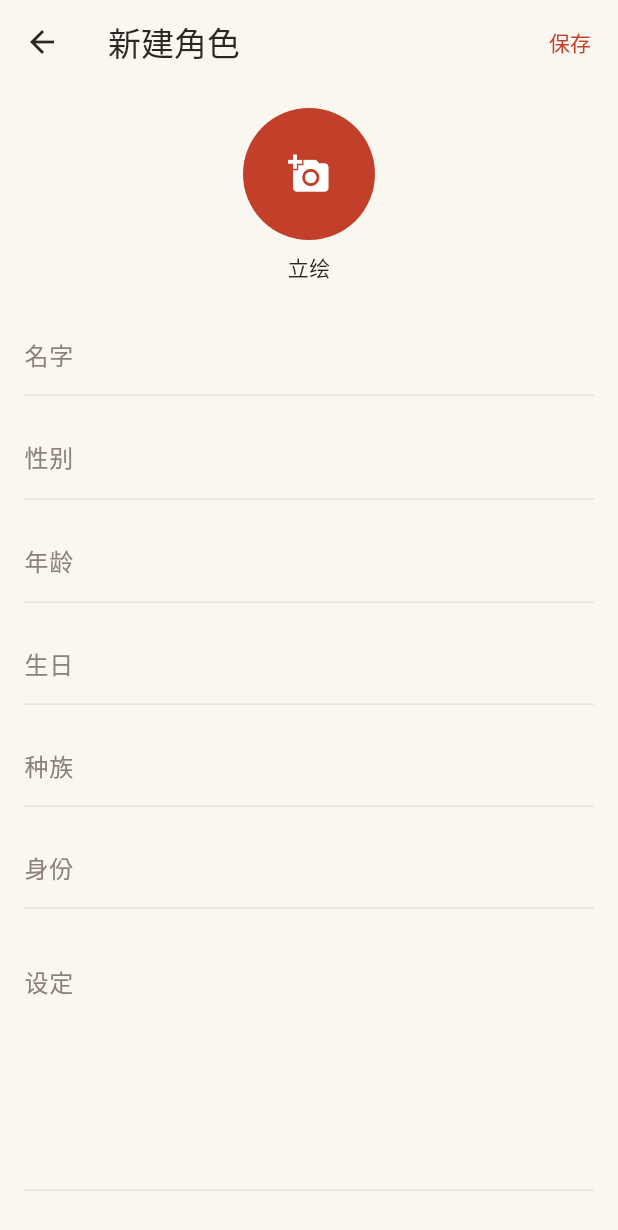
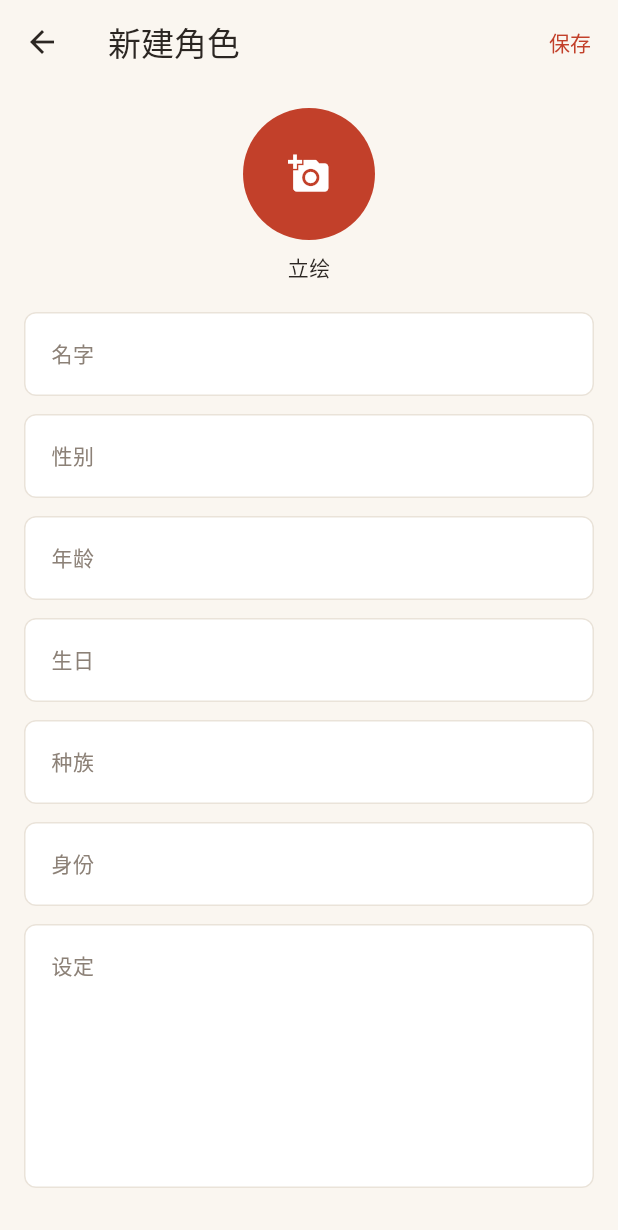
Before and after one commit to SNTopdsddsad/ochome, a Flutter app: the screen it shows after launch, after a tap on the "add" icon, on a phone screen of 412 x 824 dp. Shown: the top 1230 px of the screen. Run offline on Flutter 3.47's test engine with Material 3 defaults, Android fonts, the phone set to English and light mode, and no system bars; our stand-ins replace drift, drift_flutter, flutter_riverpod, image_picker, riverpod_annotation; accounts and stored records are empty; generated files the repository leaves out were written again.

Commit message:
应用: 调整表单输入框为纸面描边

```diff
--- a/lib/theme/zaidang_theme.dart
+++ b/lib/theme/zaidang_theme.dart
@@ -61,6 +61,41 @@ ThemeData zaidangTheme(ZaidangTokens tokens, {required Brightness brightness}) {
         disabledForegroundColor: tokens.inkSecondary,
       ),
     ),
+    textSelectionTheme: TextSelectionThemeData(
+      cursorColor: tokens.accent,
+      selectionColor: tokens.accent.withValues(alpha: 0.18),
+      selectionHandleColor: tokens.accent,
+    ),
+    inputDecorationTheme: InputDecorationThemeData(
+      filled: true,
+      fillColor: tokens.surface,
+      alignLabelWithHint: true,
+      labelStyle: TextStyle(color: tokens.inkSecondary, fontSize: 14),
+      floatingLabelStyle: TextStyle(color: tokens.ink, fontSize: 14),
+      hintStyle: TextStyle(color: tokens.inkSecondary, fontSize: 14),
+      errorStyle: TextStyle(color: tokens.ink, fontSize: 12),
+      contentPadding: const EdgeInsets.symmetric(horizontal: 14, vertical: 16),
+      border: OutlineInputBorder(
+        borderRadius: BorderRadius.circular(8),
+        borderSide: BorderSide(color: tokens.border),
+      ),
+      enabledBorder: OutlineInputBorder(
+        borderRadius: BorderRadius.circular(8),
+        borderSide: BorderSide(color: tokens.border),
+      ),
+      focusedBorder: OutlineInputBorder(
+        borderRadius: BorderRadius.circular(8),
+        borderSide: BorderSide(color: tokens.accent, width: 1.5),
+      ),
+      errorBorder: OutlineInputBorder(
+        borderRadius: BorderRadius.circular(8),
+        borderSide: BorderSide(color: tokens.ink),
+      ),
+      focusedErrorBorder: OutlineInputBorder(
+        borderRadius: BorderRadius.circular(8),
+        borderSide: BorderSide(color: tokens.ink, width: 1.5),
+      ),
+    ),
   );
 }
 
```
